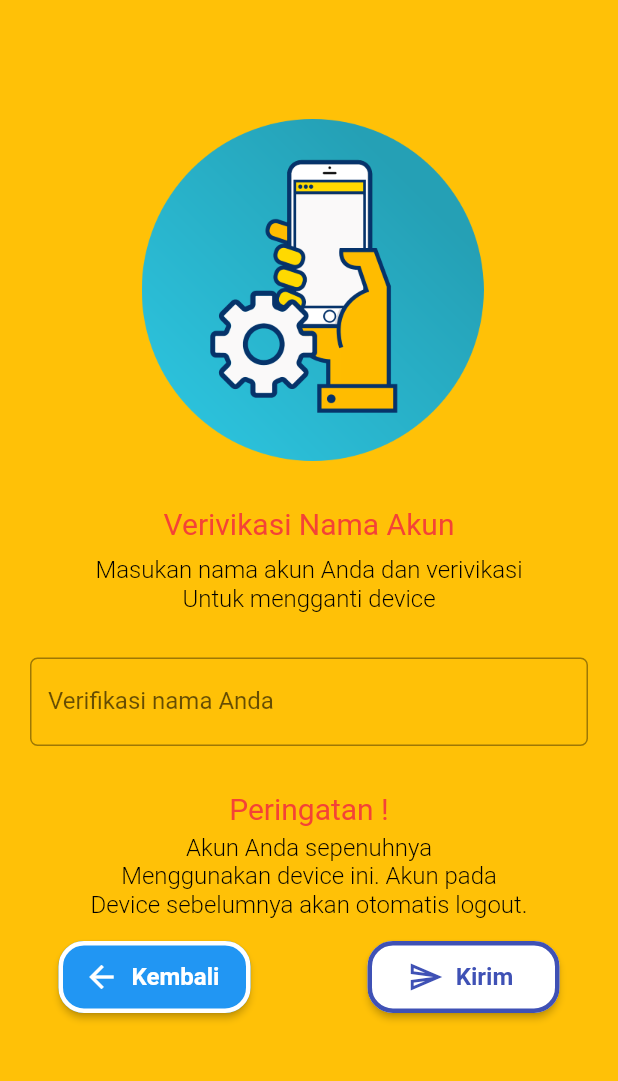
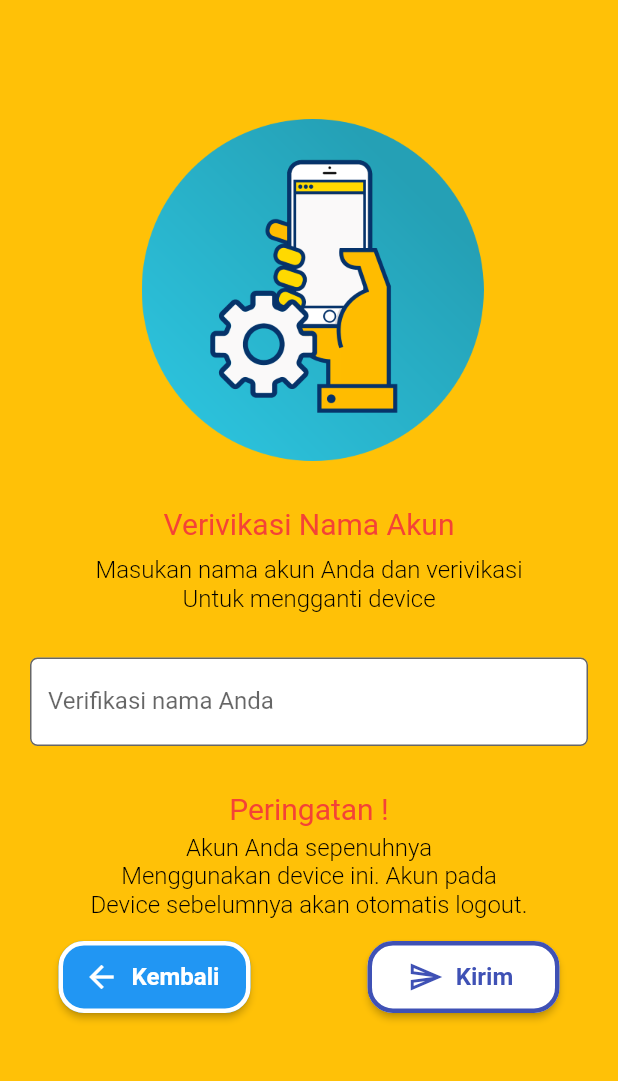
Before and after one commit to 154-5WH/flutter-magang-2, a Flutter app: the Adapak screen opened directly, after a tap on "Kirim", on a phone screen of 412 x 824 dp, the part 76-1157 px from its top. Run offline on Flutter 3.47's test engine with Material 2 defaults, Android fonts, the phone set to English and light mode, and no system bars.

Commit message:
update fill color

```diff
--- a/lib/page/belum_ada.dart
+++ b/lib/page/belum_ada.dart
@@ -70,6 +70,8 @@ class Blmada extends StatelessWidget {
             ),
             child: TextFormField(
                 decoration: InputDecoration(
+              fillColor: Colors.white,
+              filled: true,
               hintText: "Masukan nama Anda",
               labelText: "Verifikasi nama Anda",
 
--- a/lib/page/sudah_ada.dart
+++ b/lib/page/sudah_ada.dart
@@ -69,6 +69,8 @@ class Adapak extends StatelessWidget {
             child: TextFormField(
                 keyboardType: TextInputType.emailAddress,
                 decoration: InputDecoration(
+                  fillColor: Colors.white,
+                  filled: true,
                   hintText: "Masukan Email Anda",
                   labelText: "Verifikasi Email Anda",
 
```
